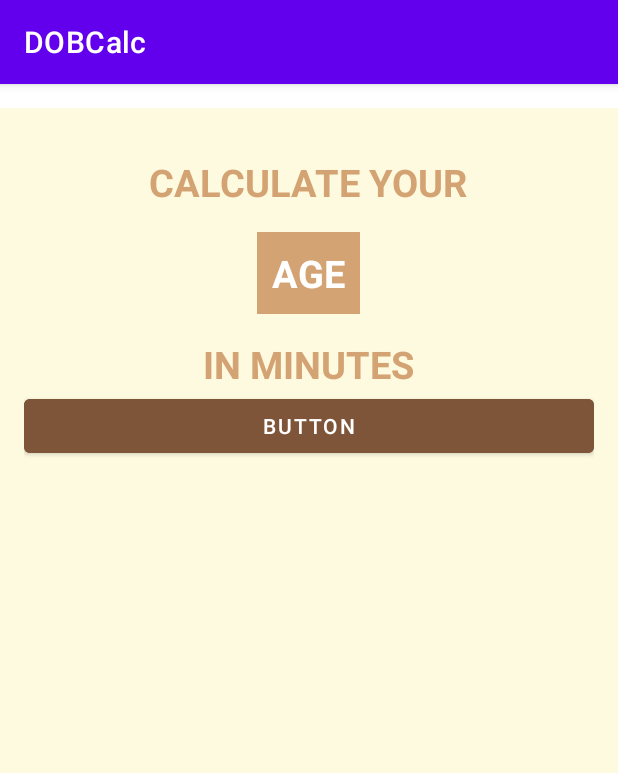
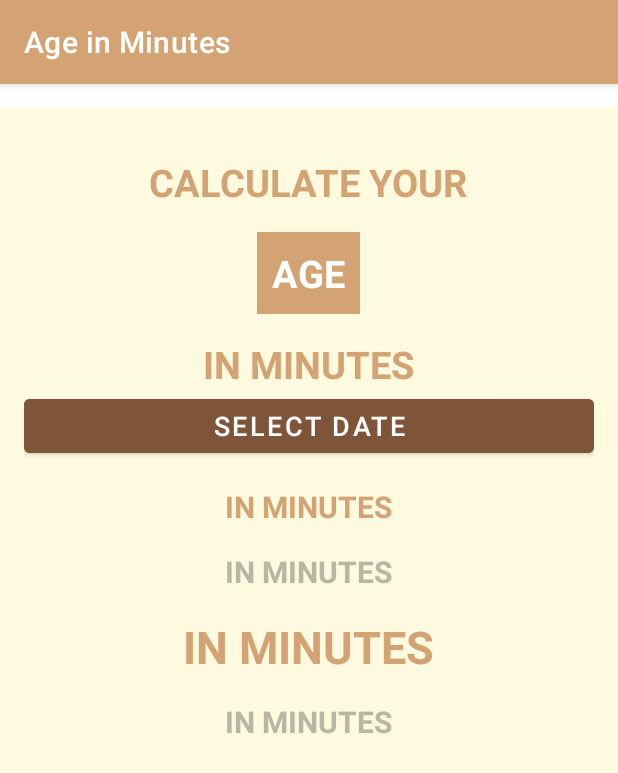
Before and after one commit to zinhyeok/DOBCalc, an Android app: the screen it shows after launch (MainActivity), on a phone screen of 412 x 824 dp. Shown: the top 773 px of the screen. Run offline under Robolectric (Android 15) with nearby library versions, the phone set to English and light mode, and no system bars.

Commit message:
[Feat]: 86

```diff
--- a/app/src/main/res/layout/activity_main.xml
+++ b/app/src/main/res/layout/activity_main.xml
@@ -26,12 +26,12 @@
         android:layout_width="wrap_content"
         android:layout_height="wrap_content"
         android:layout_marginTop="16dp"
+        android:background="@color/titleColor"
+        android:padding="10dp"
         android:text="@string/app_age"
-        android:background="@color/titleColor"
         android:textColor="@color/white"
         android:textSize="25sp"
-        android:textStyle="bold"
-        android:padding="10dp"/>
+        android:textStyle="bold" />
 
     <TextView
         android:layout_width="wrap_content"
@@ -46,9 +46,45 @@
         android:id="@+id/button"
         android:layout_width="match_parent"
         android:layout_height="wrap_content"
-        android:text="Button"
+        android:text="Select date"
+        android:textSize="18sp"
         android:textColor="@color/white"
         android:backgroundTint="@color/btn_color"/>
 
+    <TextView
+        android:layout_width="wrap_content"
+        android:layout_height="wrap_content"
+        android:layout_marginTop="16dp"
+        android:text="@string/text_inMinute"
+        android:textColor="@color/titleColor"
+        android:textSize="20sp"
+        android:textStyle="bold" />
+
+    <TextView
+        android:layout_width="wrap_content"
+        android:layout_height="wrap_content"
+        android:layout_marginTop="16dp"
+        android:text="@string/text_inMinute"
+        android:textColor="@color/light_grey"
+        android:textSize="20sp"
+        android:textStyle="bold" />
+
+    <TextView
+        android:layout_width="wrap_content"
+        android:layout_height="wrap_content"
+        android:layout_marginTop="16dp"
+        android:text="@string/text_inMinute"
+        android:textColor="@color/titleColor"
+        android:textSize="30sp"
+        android:textStyle="bold" />
+
+    <TextView
+        android:layout_width="wrap_content"
+        android:layout_height="wrap_content"
+        android:layout_marginTop="16dp"
+        android:text="@string/text_inMinute"
+        android:textColor="@color/light_grey"
+        android:textSize="20sp"
+        android:textStyle="bold" />
 
 </LinearLayout>
--- a/app/src/main/res/values/colors.xml
+++ b/app/src/main/res/values/colors.xml
@@ -11,4 +11,5 @@
     <color name="backGround">#FEFAE0</color>
     <color name="age_backGround">#ede0d4</color>
     <color name="btn_color">#7f5539</color>
+    <color name="light_grey">#b7b7a4</color>
 </resources>
--- a/app/src/main/res/values/strings.xml
+++ b/app/src/main/res/values/strings.xml
@@ -1,5 +1,5 @@
 <resources>
-    <string name="app_name" translatable="false">DOBCalc</string>
+    <string name="app_name" translatable="false">Age in Minutes</string>
     <string name="app_calc">CALCULATE YOUR</string>
     <string name="app_age">AGE</string>
     <string name="text_inMinute">IN MINUTES</string>
--- a/app/src/main/res/values/themes.xml
+++ b/app/src/main/res/values/themes.xml
@@ -2,7 +2,7 @@
     <!-- Base application theme. -->
     <style name="Theme.DOBCalc" parent="Theme.MaterialComponents.DayNight.DarkActionBar">
         <!-- Primary brand color. -->
-        <item name="colorPrimary">@color/purple_500</item>
+        <item name="colorPrimary">@color/titleColor</item>
         <item name="colorPrimaryVariant">@color/purple_700</item>
         <item name="colorOnPrimary">@color/white</item>
         <!-- Secondary brand color. -->
```
